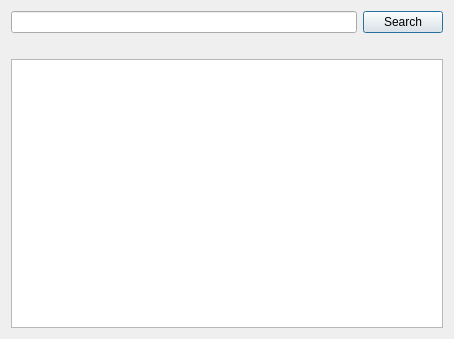
The window that Gui-Vln-2016/connectiontable.ui (ivark16/Vln-2016) describes before a commit, drawn with Qt 5.
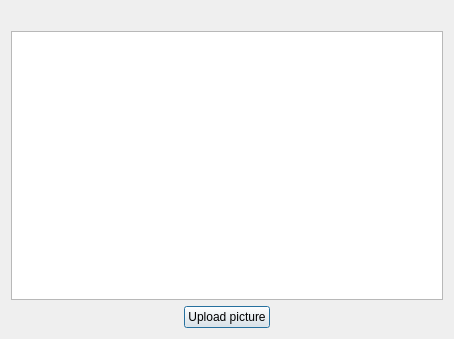
The same window after the commit. Icons and pictures are not drawn.

Patch:
```diff
--- a/Gui-Vln-2016/connectiontable.ui
+++ b/Gui-Vln-2016/connectiontable.ui
@@ -18,20 +18,6 @@
     <normaloff>:/Icons/Pictures/cornerIcon.png</normaloff>:/Icons/Pictures/cornerIcon.png</iconset>
   </property>
   <layout class="QVBoxLayout" name="verticalLayout">
-   <item>
-    <layout class="QHBoxLayout" name="horizontalLayout">
-     <item>
-      <widget class="QLineEdit" name="lineEditAdvancedSearch"/>
-     </item>
-     <item>
-      <widget class="QPushButton" name="pushButtonAdvancedSearch">
-       <property name="text">
-        <string>Search</string>
-       </property>
-      </widget>
-     </item>
-    </layout>
-   </item>
    <item>
     <widget class="QLabel" name="labelPixMap">
      <property name="text">
@@ -42,6 +28,43 @@
    <item>
     <widget class="QTextBrowser" name="textBrowserAdvancedSearch"/>
    </item>
+   <item>
+    <layout class="QHBoxLayout" name="horizontalLayout">
+     <item>
+      <spacer name="horizontalSpacer_2">
+       <property name="orientation">
+        <enum>Qt::Horizontal</enum>
+       </property>
+       <property name="sizeHint" stdset="0">
+        <size>
+         <width>40</width>
+         <height>20</height>
+        </size>
+       </property>
+      </spacer>
+     </item>
+     <item>
+      <widget class="QPushButton" name="pushButtonAdvancedSearch">
+       <property name="text">
+        <string>Upload picture</string>
+       </property>
+      </widget>
+     </item>
+     <item>
+      <spacer name="horizontalSpacer">
+       <property name="orientation">
+        <enum>Qt::Horizontal</enum>
+       </property>
+       <property name="sizeHint" stdset="0">
+        <size>
+         <width>40</width>
+         <height>20</height>
+        </size>
+       </property>
+      </spacer>
+     </item>
+    </layout>
+   </item>
   </layout>
  </widget>
  <resources>
```
